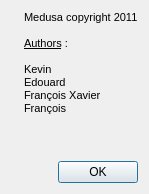
The window that src/ui/qt/About.ui (wisk/medusa) describes before a commit, drawn with Qt 5.
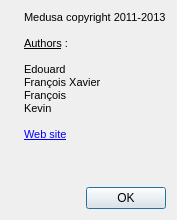
The same window after the commit. Icons and pictures are not drawn.

```diff
--- a/src/ui/qt/About.ui
+++ b/src/ui/qt/About.ui
@@ -60,15 +60,17 @@
         <string notr="true">&lt;!DOCTYPE HTML PUBLIC &quot;-//W3C//DTD HTML 4.0//EN&quot; &quot;http://www.w3.org/TR/REC-html40/strict.dtd&quot;&gt;
 &lt;html&gt;&lt;head&gt;&lt;meta name=&quot;qrichtext&quot; content=&quot;1&quot; /&gt;&lt;style type=&quot;text/css&quot;&gt;
 p, li { white-space: pre-wrap; }
-&lt;/style&gt;&lt;/head&gt;&lt;body style=&quot; font-family:'MS Shell Dlg 2'; font-size:8.25pt; font-weight:400; font-style:normal;&quot;&gt;
-&lt;p style=&quot; margin-top:0px; margin-bottom:0px; margin-left:0px; margin-right:0px; -qt-block-indent:0; text-indent:0px;&quot;&gt;&lt;span style=&quot; font-size:8pt;&quot;&gt;Medusa copyright 2011&lt;/span&gt;&lt;/p&gt;
-&lt;p style=&quot;-qt-paragraph-type:empty; margin-top:0px; margin-bottom:0px; margin-left:0px; margin-right:0px; -qt-block-indent:0; text-indent:0px; font-size:8pt;&quot;&gt;&lt;/p&gt;
-&lt;p style=&quot; margin-top:0px; margin-bottom:0px; margin-left:0px; margin-right:0px; -qt-block-indent:0; text-indent:0px;&quot;&gt;&lt;span style=&quot; font-size:8pt; text-decoration: underline;&quot;&gt;Authors&lt;/span&gt;&lt;span style=&quot; font-size:8pt;&quot;&gt; :&lt;/span&gt;&lt;/p&gt;
-&lt;p style=&quot;-qt-paragraph-type:empty; margin-top:0px; margin-bottom:0px; margin-left:0px; margin-right:0px; -qt-block-indent:0; text-indent:0px; font-size:8pt;&quot;&gt;&lt;/p&gt;
-&lt;p style=&quot; margin-top:0px; margin-bottom:0px; margin-left:0px; margin-right:0px; -qt-block-indent:0; text-indent:0px;&quot;&gt;&lt;span style=&quot; font-size:8pt;&quot;&gt;Kevin&lt;/span&gt;&lt;/p&gt;
-&lt;p style=&quot; margin-top:0px; margin-bottom:0px; margin-left:0px; margin-right:0px; -qt-block-indent:0; text-indent:0px;&quot;&gt;&lt;span style=&quot; font-size:8pt;&quot;&gt;Edouard&lt;/span&gt;&lt;/p&gt;
-&lt;p style=&quot; margin-top:0px; margin-bottom:0px; margin-left:0px; margin-right:0px; -qt-block-indent:0; text-indent:0px;&quot;&gt;&lt;span style=&quot; font-size:8pt;&quot;&gt;François Xavier&lt;/span&gt;&lt;/p&gt;
-&lt;p style=&quot; margin-top:0px; margin-bottom:0px; margin-left:0px; margin-right:0px; -qt-block-indent:0; text-indent:0px;&quot;&gt;&lt;span style=&quot; font-size:8pt;&quot;&gt;François&lt;/span&gt;&lt;/p&gt;&lt;/body&gt;&lt;/html&gt;</string>
+&lt;/style&gt;&lt;/head&gt;&lt;body style=&quot; font-family:'MS Shell Dlg 2'; font-size:8pt; font-weight:400; font-style:normal;&quot;&gt;
+&lt;p style=&quot; margin-top:0px; margin-bottom:0px; margin-left:0px; margin-right:0px; -qt-block-indent:0; text-indent:0px;&quot;&gt;Medusa copyright 2011-2013&lt;/p&gt;
+&lt;p style=&quot;-qt-paragraph-type:empty; margin-top:0px; margin-bottom:0px; margin-left:0px; margin-right:0px; -qt-block-indent:0; text-indent:0px;&quot;&gt;&lt;br /&gt;&lt;/p&gt;
+&lt;p style=&quot; margin-top:0px; margin-bottom:0px; margin-left:0px; margin-right:0px; -qt-block-indent:0; text-indent:0px;&quot;&gt;&lt;span style=&quot; text-decoration: underline;&quot;&gt;Authors&lt;/span&gt; :&lt;/p&gt;
+&lt;p style=&quot;-qt-paragraph-type:empty; margin-top:0px; margin-bottom:0px; margin-left:0px; margin-right:0px; -qt-block-indent:0; text-indent:0px;&quot;&gt;&lt;br /&gt;&lt;/p&gt;
+&lt;p style=&quot; margin-top:0px; margin-bottom:0px; margin-left:0px; margin-right:0px; -qt-block-indent:0; text-indent:0px;&quot;&gt;Edouard&lt;/p&gt;
+&lt;p style=&quot; margin-top:0px; margin-bottom:0px; margin-left:0px; margin-right:0px; -qt-block-indent:0; text-indent:0px;&quot;&gt;François Xavier&lt;/p&gt;
+&lt;p style=&quot; margin-top:0px; margin-bottom:0px; margin-left:0px; margin-right:0px; -qt-block-indent:0; text-indent:0px;&quot;&gt;François&lt;/p&gt;
+&lt;p style=&quot; margin-top:0px; margin-bottom:0px; margin-left:0px; margin-right:0px; -qt-block-indent:0; text-indent:0px;&quot;&gt;Kevin&lt;/p&gt;
+&lt;p style=&quot;-qt-paragraph-type:empty; margin-top:0px; margin-bottom:0px; margin-left:0px; margin-right:0px; -qt-block-indent:0; text-indent:0px;&quot;&gt;&lt;br /&gt;&lt;/p&gt;
+&lt;p style=&quot; margin-top:0px; margin-bottom:0px; margin-left:0px; margin-right:0px; -qt-block-indent:0; text-indent:0px;&quot;&gt;&lt;a href=&quot;http://github.com/wisk/medusa&quot;&gt;&lt;span style=&quot; text-decoration: underline; color:#0000ff;&quot;&gt;Web site&lt;/span&gt;&lt;/a&gt;&lt;/p&gt;&lt;/body&gt;&lt;/html&gt;</string>
        </property>
       </widget>
      </item>
```
Left out of the diff: 9 changed lines with no effect on the pictures.
